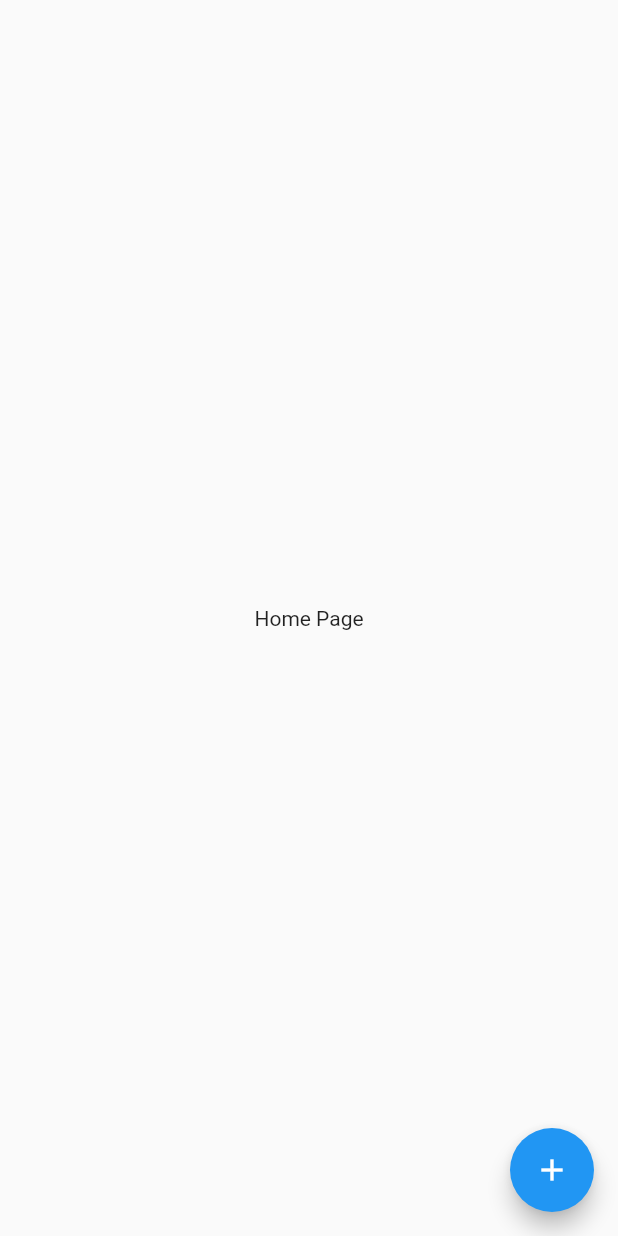
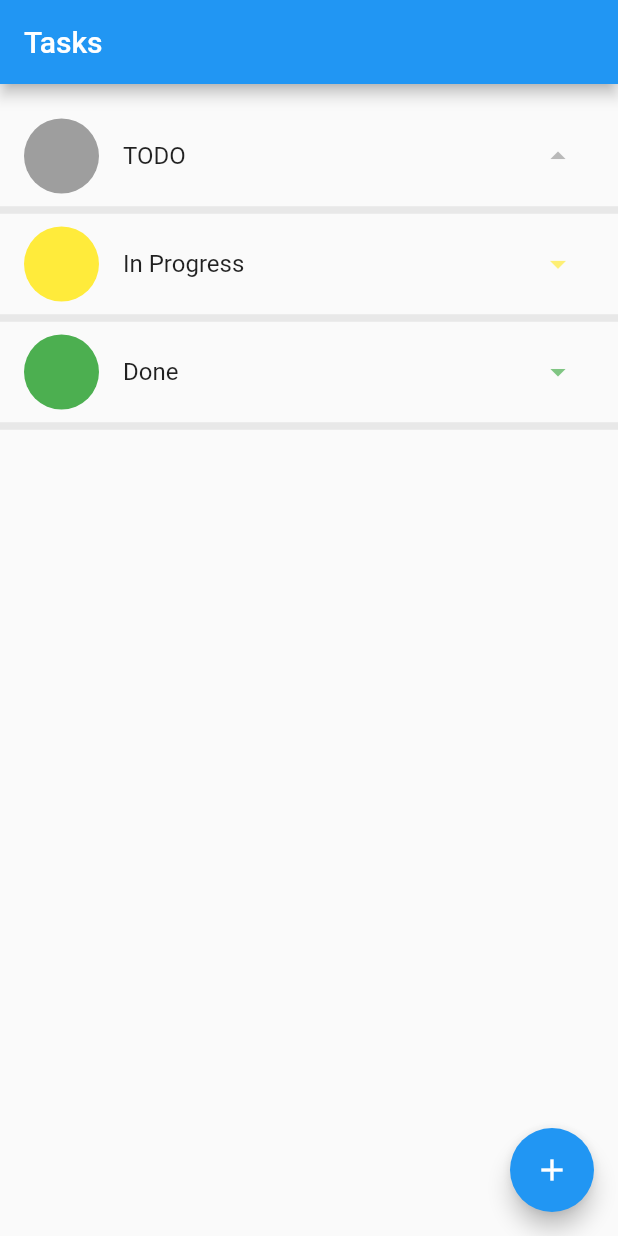
Before and after one commit to Abdghali/abd_todo_app, a Flutter app: the screen it shows after launch, on a phone screen of 412 x 824 dp. Run offline on Flutter 3.47's test engine with Material 2 defaults, Android fonts, the phone set to English and light mode, and no system bars; our stand-ins replace flutter_slidable, get, stop_watch_timer; missing offline and left inert: enum_to_string.

Commit message:
add todo & in Progress & done panel list

```diff
--- /dev/null
+++ b/lib/bussenis_logic/custom_expansion_panel_Controller.dart
@@ -0,0 +1,67 @@
+import 'package:abd_todo_app/bussenis_logic/todo_main_page_controller.dart';
+import 'package:get/get.dart';
+import '../data/task.dart';
+
+class ExpansionPanelController extends GetxController {
+  TodoMainPageController _todoMainPageController = Get.find();
+
+  RxBool isExpanded = false.obs;
+  RxDouble containeHheight = 0.0.obs;
+
+  Rx<ExpansionPanelType> expansionPanelType = ExpansionPanelType.todo.obs;
+  RxList<Task>? tasks = <Task>[].obs;
+
+  init(bool expanded, ExpansionPanelType expansionType, List<Task>? taskList) {
+    isExpanded.value = expanded;
+    expansionPanelType.value = expansionType;
+    tasks?.value = taskList!;
+  }
+
+  deleteTaskFromPreviousList(Task task) {
+    switch (task.taskStatus!) {
+      case TaskStatus.done:
+        _todoMainPageController.doneList.remove(task);
+        break;
+      case TaskStatus.inProgress:
+        _todoMainPageController.inProgressList.remove(task);
+        break;
+      case TaskStatus.todo:
+        _todoMainPageController.todoList.remove(task);
+        break;
+    }
+  }
+
+  addTaskToSpecificList(Task task) {
+    switch (expansionPanelType.value) {
+      case ExpansionPanelType.done:
+        task.taskStatus = TaskStatus.done;
+        _todoMainPageController.doneList.add(task);
+        break;
+      case ExpansionPanelType.inProgress:
+        task.taskStatus = TaskStatus.inProgress;
+
+        _todoMainPageController.inProgressList.add(task);
+        break;
+      case ExpansionPanelType.todo:
+        task.taskStatus = TaskStatus.todo;
+        _todoMainPageController.todoList.add(task);
+        break;
+    }
+    setContainerHight(((tasks?.length)! * 80));
+  }
+
+  reflectExpandedValue() {
+    isExpanded.value = !isExpanded.value;
+  }
+
+  setContainerHight(double hight) {
+    containeHheight.value = hight;
+  }
+
+  onClickExpand() {
+    reflectExpandedValue();
+    isExpanded.value && tasks?.length != null
+        ? setContainerHight(((tasks?.length)! * 100))
+        : setContainerHight(0);
+  }
+}
--- /dev/null
+++ b/lib/bussenis_logic/taskWidgetController.dart
@@ -0,0 +1,39 @@
+import 'package:abd_todo_app/bussenis_logic/todo_main_page_controller.dart';
+import 'package:get/get.dart';
+import 'package:stop_watch_timer/stop_watch_timer.dart';
+
+import '../data/task.dart';
+
+class TaskWidgetController extends GetxController {
+  TodoMainPageController _todoMainPageController = Get.find();
+
+  Rx<Task> task = Task().obs;
+  RxBool isPause = false.obs;
+  RxBool isHours = true.obs;
+
+  final Rx<StopWatchTimer> stopWatchTimer =
+      StopWatchTimer(mode: StopWatchMode.countUp).obs;
+  reflexIsPauseValue() {
+    isPause.value = !isPause.value;
+  }
+
+  onPause() {
+    !isPause.value
+        ? stopWatchTimer.value.onExecute.add(StopWatchExecute.start)
+        : stopWatchTimer.value.onStopTimer();
+    reflexIsPauseValue();
+    print("onPause");
+  }
+
+  onDoneTask() {
+    _todoMainPageController.doneList.value.add(task.value);
+    _todoMainPageController.todoList.value.remove(task.value);
+    _todoMainPageController.inProgressList.value.remove(task.value);
+
+    /// Todo : detete task from inProgress list and Todo list and add it to Done list.
+    print('onDoneTask');
+    print(stopWatchTimer.value.rawTime.value);
+  }
+
+  init() {}
+}
--- /dev/null
+++ b/lib/bussenis_logic/todo_main_page_controller.dart
@@ -0,0 +1,53 @@
+import 'package:flutter/material.dart';
+import 'package:get/state_manager.dart';
+import '../data/task.dart';
+
+class TodoMainPageController extends GetxController {
+  RxBool todoIsExpanded = true.obs;
+  RxBool inProggressIsExpanded = false.obs;
+  RxBool doneExpanded = false.obs;
+
+  Rx<TextEditingController> taskNameController = TextEditingController().obs;
+
+  RxList<Task> todoList = <Task>[
+    Task(name: "Task 1", taskStatus: TaskStatus.todo, id: 1),
+  ].obs;
+  RxList<Task> inProgressList = <Task>[
+    Task(name: "Task 2", taskStatus: TaskStatus.inProgress, id: 2),
+    Task(name: "Task 3", taskStatus: TaskStatus.inProgress, id: 3),
+  ].obs;
+  RxList<Task> doneList = <Task>[
+    Task(name: "Task 4", taskStatus: TaskStatus.done, id: 4),
+  ].obs;
+
+  RxInt count = 0.obs;
+
+  addTaskToTodoList() {
+    todoList.value
+        .add(Task(id: ++count.value, name: taskNameController.value.text));
+  }
+
+  onAccept(ExpansionPanelType expansionPanelType) {
+    print(expansionPanelType.index);
+    switch (expansionPanelType) {
+      case ExpansionPanelType.todo:
+        todoIsExpanded.value = true;
+        inProggressIsExpanded.value = false;
+        doneExpanded.value = false;
+        print("Todo");
+        break;
+      case ExpansionPanelType.inProgress:
+        inProggressIsExpanded.value = true;
+        doneExpanded.value = false;
+        todoIsExpanded.value = false;
+        print("in Progress");
+        break;
+      case ExpansionPanelType.done:
+        doneExpanded.value = true;
+        inProggressIsExpanded.value = false;
+        todoIsExpanded.value = false;
+        print("done");
+        break;
+    }
+  }
+}
--- /dev/null
+++ b/lib/data/task.dart
@@ -0,0 +1,39 @@
+import 'package:enum_to_string/enum_to_string.dart';
+
+enum TaskStatus { done, inProgress, todo }
+
+enum ExpansionPanelType { todo, inProgress, done }
+
+class Task {
+  int? id;
+  String? name;
+  TaskStatus? taskStatus;
+  double timeInMicrosecond = 00.00;
+  DateTime? doneDate;
+
+  Task({
+    this.id,
+    this.name,
+    this.taskStatus = TaskStatus.todo,
+    this.timeInMicrosecond = 00.00,
+    this.doneDate,
+  });
+
+  Task.fromJson(Map<String, dynamic> json) {
+    id = json['id'];
+    name = json['name'];
+    taskStatus = EnumToString.fromString(TaskStatus.values, json['taskStatus']);
+    timeInMicrosecond = double.parse(json['timeInMicrosecond'] ?? 00);
+    doneDate = json['doneDate'];
+  }
+
+  Map<String, dynamic> toJson() {
+    final Map<String, dynamic> data = new Map<String, dynamic>();
+    data['id'] = this.id;
+    data['name'] = this.name;
+    data['taskStatus'] = EnumToString.convertToString(this.taskStatus);
+    data['timeInMicrosecond'] = this.timeInMicrosecond;
+    data['doneDate'] = this.doneDate;
+    return data;
+  }
+}
--- a/lib/home_page.dart
+++ b/lib/home_page.dart
@@ -1,9 +1,12 @@
-import 'package:abd_todo_app/widgets/bottom_sheet_page.dart';
+import 'package:abd_todo_app/presentations/widgets/bottom_sheet_page.dart';
+import 'package:abd_todo_app/presentations/widgets/custom_%20expansion_panel.dart';
 import 'package:flutter/material.dart';
 import 'package:get/get.dart';
 import 'package:get/get_state_manager/get_state_manager.dart';
 
 import 'bussenis_logic/buttom_sheet_controller.dart';
+import 'bussenis_logic/todo_main_page_controller.dart';
+import 'data/task.dart';
 
 class HomePage extends StatefulWidget {
   HomePage({Key? key}) : super(key: key);
@@ -18,19 +21,119 @@ class _HomePageState extends State<HomePage> {
     super.initState();
   }
 
+  TodoMainPageController _todoMainPageController =
+      Get.put(TodoMainPageController());
+  BottomSheetController _bottomSheetController = Get.find();
+  final formKey = GlobalKey<FormState>();
+
   @override
   Widget build(BuildContext context) {
     return Scaffold(
-      body: const Center(child: Text("Home Page")),
+      appBar: AppBar(
+        title: const Text('Tasks'),
+      ),
+      body: Obx(
+        () => SingleChildScrollView(
+          child: Column(
+            children: [
+              const SizedBox(
+                height: 20,
+              ),
+              CustomExpansionPanel(
+                expansionPanelType: ExpansionPanelType.todo,
+                isExpanded: _todoMainPageController.todoIsExpanded.value,
+                title: 'TODO',
+                tasks: _todoMainPageController.todoList,
+                onAccept: (v) =>
+                    _todoMainPageController.onAccept(ExpansionPanelType.todo),
+                delete: (task) {
+                  print('Delete Todo');
+                  print(task.name);
+                  _todoMainPageController.todoList.remove(task);
+                },
+                edit: (v) {
+                  _bottomSheetController.taskNameController.value.text =
+                      v.name!;
+                  _bottomSheetController.radioValue.value = 0;
+                  showModalBottomSheet<void>(
+                      context: context,
+                      builder: (BuildContext context) {
+                        return BottomSheetPage(
+                          isEdit: true,
+                          bottomSheetController: _bottomSheetController,
+                        );
+                      });
+                },
+              ),
+              CustomExpansionPanel(
+                expansionPanelType: ExpansionPanelType.inProgress,
+                isExpanded: _todoMainPageController.inProggressIsExpanded.value,
+                title: 'In Progress',
+                tasks: _todoMainPageController.inProgressList,
+                color: Colors.yellow,
+                onAccept: (v) => _todoMainPageController
+                    .onAccept(ExpansionPanelType.inProgress),
+                delete: (task) {
+                  print('Delete InProgress');
+                  print(task.name);
+                  _todoMainPageController.inProgressList.remove(task);
+                },
+                edit: (v) {
+                  _bottomSheetController.taskNameController.value.text =
+                      v.name!;
+                  _bottomSheetController.radioValue.value = 1;
+                  showModalBottomSheet<void>(
+                      context: context,
+                      builder: (BuildContext context) {
+                        return BottomSheetPage(
+                          isEdit: true,
+                          bottomSheetController: _bottomSheetController,
+                        );
+                      });
+                },
+              ),
+              CustomExpansionPanel(
+                expansionPanelType: ExpansionPanelType.done,
+                isExpanded: _todoMainPageController.doneExpanded.value,
+                title: 'Done',
+                tasks: _todoMainPageController.doneList,
+                color: Colors.green,
+                onAccept: (v) =>
+                    _todoMainPageController.onAccept(ExpansionPanelType.done),
+                delete: (task) {
+                  print('Delete Done');
+                  _todoMainPageController.doneList.remove(task);
+                },
+                edit: (v) {
+                  _bottomSheetController.taskNameController.value.text =
+                      v.name!;
+                  _bottomSheetController.radioValue.value = 2;
+                  showModalBottomSheet<void>(
+                      context: context,
+                      builder: (BuildContext context) {
+                        return BottomSheetPage(
+                          isEdit: true,
+                          bottomSheetController: _bottomSheetController,
+                        );
+                      });
+                },
+              ),
+            ],
+          ),
+        ),
+      ),
       floatingActionButton: FloatingActionButton(
         onPressed: () {
+          _bottomSheetController.clear();
           showModalBottomSheet<void>(
               context: context,
               builder: (BuildContext context) {
-                return BottomSheetPage();
+                return BottomSheetPage(
+                  bottomSheetController: _bottomSheetController,
+                );
               });
         },
-        child: const Icon(Icons.add),
+        child: Icon(Icons.add),
       ),
     );
   }
--- a/lib/main.dart
+++ b/lib/main.dart
@@ -11,7 +11,6 @@ void main() {
 class MyApp extends StatelessWidget {
   const MyApp({super.key});
 
-  // This widget is the root of your application.
   @override
   Widget build(BuildContext context) {
     return GetMaterialApp(
--- /dev/null
+++ b/lib/presentations/widgets/custom_ expansion_panel.dart
@@ -0,0 +1,146 @@
+import 'package:abd_todo_app/presentations/widgets/taskWidget.dart';
+import 'package:flutter/material.dart';
+import 'package:flutter_slidable/flutter_slidable.dart';
+import 'package:get/get.dart';
+import '../../bussenis_logic/custom_expansion_panel_Controller.dart';
+import '../../data/task.dart';
+
+class CustomExpansionPanel extends StatefulWidget {
+  Color color;
+  List<Task>? tasks;
+  bool isExpanded;
+  String title;
+  ExpansionPanelType expansionPanelType;
+  void Function(String?)? onAccept;
+  void Function(Task)? delete;
+  void Function(Task)? edit;
+
+  CustomExpansionPanel(
+      {Key? key,
+      required this.title,
+      this.color = Colors.grey,
+      this.tasks,
+      this.isExpanded = false,
+      this.onAccept,
+      required this.expansionPanelType,
+      this.delete,
+      this.edit})
+      : super(key: key);
+
+  @override
+  State<CustomExpansionPanel> createState() => _CustomExpansionPanelState();
+}
+
+class _CustomExpansionPanelState extends State<CustomExpansionPanel> {
+  ExpansionPanelController _expansionPanelController = Get.find();
+
+  /// slidable task widget
+  Widget slidableTaskWidget({required Task task}) {
+    return Slidable(
+      key: UniqueKey(),
+      startActionPane: ActionPane(
+        motion: const ScrollMotion(),
+        dismissible: DismissiblePane(onDismissed: () => widget.delete!(task)),
+        children: [
+          SlidableAction(
+            onPressed: (context) => widget.delete!(task),
+            backgroundColor: const Color(0xFFFE4A49),
+            foregroundColor: Colors.white,
+            icon: Icons.delete,
+            label: 'Delete',
+          ),
+          SlidableAction(
+            onPressed: (context) => widget.edit!(task),
+            backgroundColor: Colors.green,
+            foregroundColor: Colors.white,
+            icon: Icons.edit,
+            label: 'Edit',
+          ),
+        ],
+      ),
+      child: TaskWidget(
+        task: task,
+      ),
+    );
+  }
+
+  Widget _buildDraggableItem({
+    required Task task,
+    required List<Task> tasks,
+  }) {
+    return LongPressDraggable<Task>(
+      data: task,
+      dragAnchorStrategy: pointerDragAnchorStrategy,
+      feedback: Container(
+        width: 400,
+        // height: 30,
+        child: TaskWidget(
+          task: task,
+        ),
+      ),
+      child: slidableTaskWidget(task: task),
+    );
+  }
+
+  @override
+  void initState() {
+    _expansionPanelController.init(
+        widget.isExpanded, widget.expansionPanelType, widget.tasks!);
+    super.initState();
+  }
+
+  @override
+  Widget build(BuildContext context) {
+    return DragTarget<Task>(
+      builder: (context, candidateItems, rejectedItems) {
+        return Obx(
+          () => Column(
+            children: [
+              ListTile(
+                title: Text(widget.title),
+                leading: Container(
+                  width: 50,
+                  decoration: BoxDecoration(
+                    color: widget.color,
+                    shape: BoxShape.circle,
+                  ),
+                ),
+                trailing: IconButton(
+                    onPressed: () => _expansionPanelController.onClickExpand(),
+                    icon: Icon(
+                      !_expansionPanelController.isExpanded.value
+                          ? Icons.arrow_drop_down
+                          : Icons.arrow_drop_up,
+                      color: widget.color.withOpacity(0.7),
+                    )),
+                onTap: () => _expansionPanelController.onClickExpand(),
+              ),
+              AnimatedContainer(
+                curve: Curves.fastOutSlowIn,
+                height: _expansionPanelController.containeHheight.value,
+                duration: const Duration(seconds: 1),
+                color: widget.color.withOpacity(0.1),
+                child: ListView.builder(
+                    itemCount: _expansionPanelController.tasks?.length ?? 0,
+                    itemBuilder: (context, index) {
+                      return _buildDraggableItem(
+                          task: _expansionPanelController.tasks![index],
+                          tasks: _expansionPanelController.tasks!);
+                    }),
+              ),
+              Divider(
+                thickness: 5,
+                color: Colors.grey.withOpacity(0.2),
+              )
+            ],
+          ),
+        );
+      },
+      onAccept: (item) {
+        _expansionPanelController.deleteTaskFromPreviousList(item);
+        _expansionPanelController.addTaskToSpecificList(item);
+        widget.onAccept!(widget.title);
+      },
+    );
+  }
+}
```
Also changed, not shown: lib/bindings/app_bindings.dart (+6 -4 lines), lib/bussenis_logic/buttom_sheet_controller.dart (+21 -1 lines), lib/presentations/widgets/bottom_sheet_page.dart (renamed from lib/widgets/bottom_sheet_page.dart, +36 -25 lines), lib/presentations/widgets/taskWidget.dart (added, +88 -0 lines), pubspec.yaml (+3 -6 lines), pubspec.lock.
